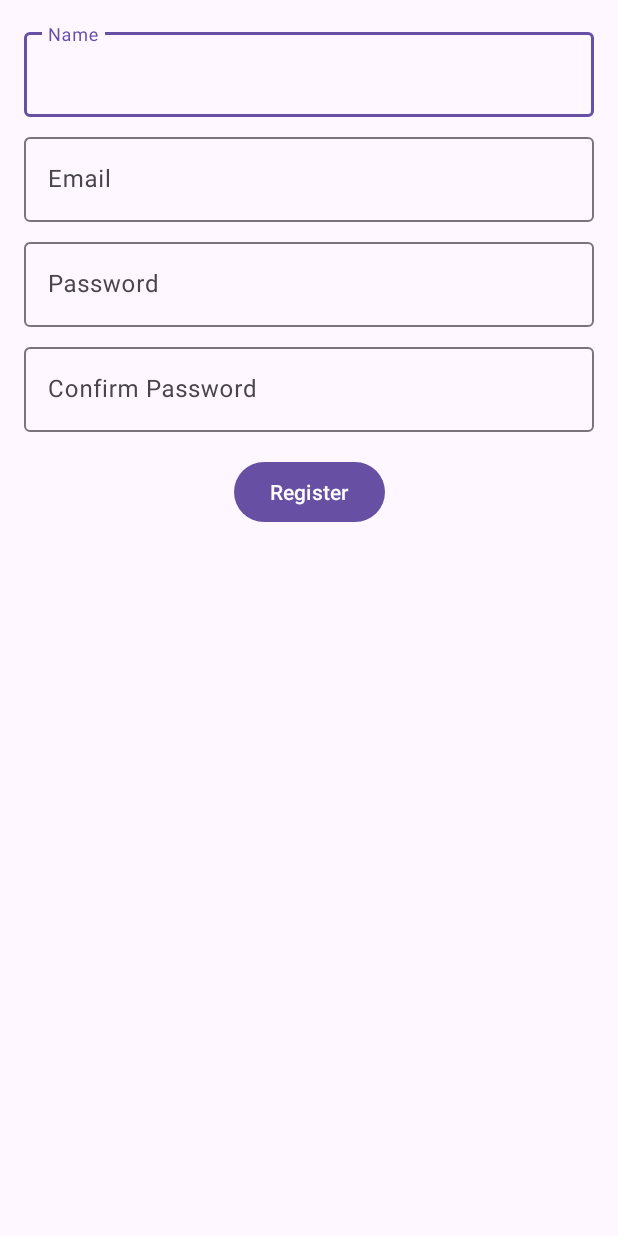
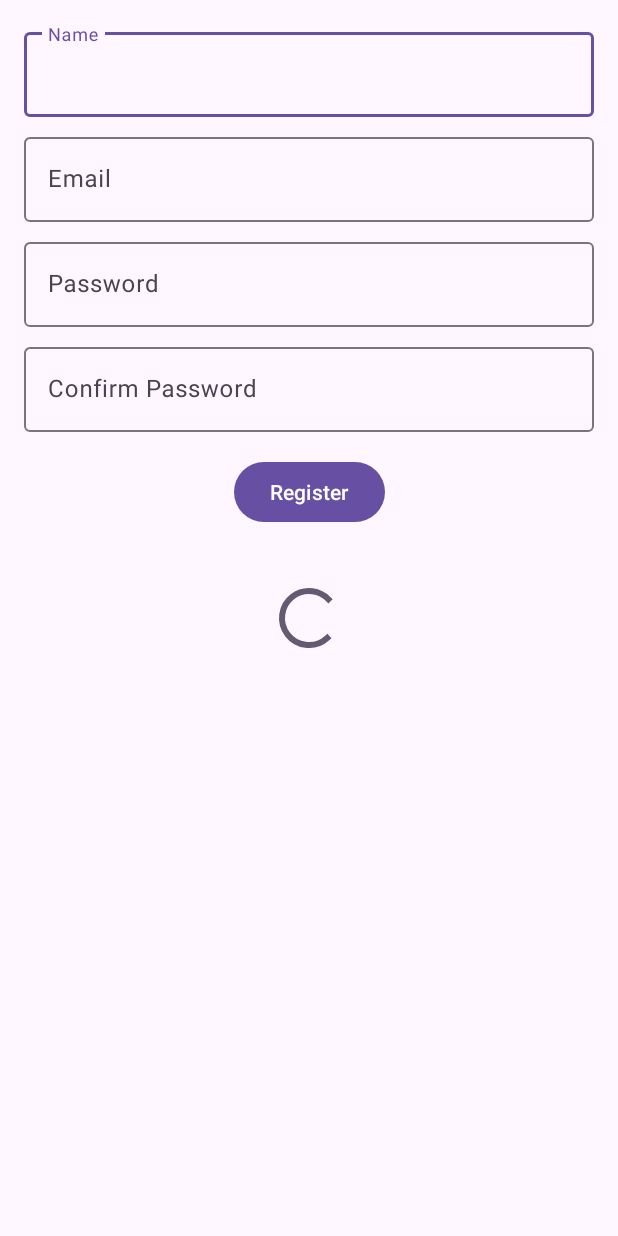
Before and after one commit to Issasafar/Anonymous_E_assessment, an Android app: the screen it shows after launch (TeacherRegisterActivity), on a phone screen of 412 x 824 dp. Run offline under Robolectric (Android 15) with nearby library versions, the phone set to English and light mode, and no system bars; our stand-ins replace data binding; 9 statements that could not run were skipped.

Commit message:
added progress bar in teacher register form

```diff
--- a/app/src/main/res/layout/activity_teacher_register.xml
+++ b/app/src/main/res/layout/activity_teacher_register.xml
@@ -103,6 +103,16 @@
             app:layout_constraintTop_toBottomOf="@+id/confirm_password_input"
             app:toastMessage="@{TeacherRegister.toastMessage}" />
 
+        <ProgressBar
+            android:id="@+id/progressBar"
+            style="?android:attr/progressBarStyle"
+            android:layout_width="wrap_content"
+            android:layout_height="wrap_content"
+            app:layout_constraintBottom_toBottomOf="parent"
+            app:layout_constraintEnd_toEndOf="parent"
+            app:layout_constraintStart_toStartOf="parent"
+            app:layout_constraintTop_toTopOf="parent" />
+
 
     </androidx.constraintlayout.widget.ConstraintLayout>
 </layout>
```
